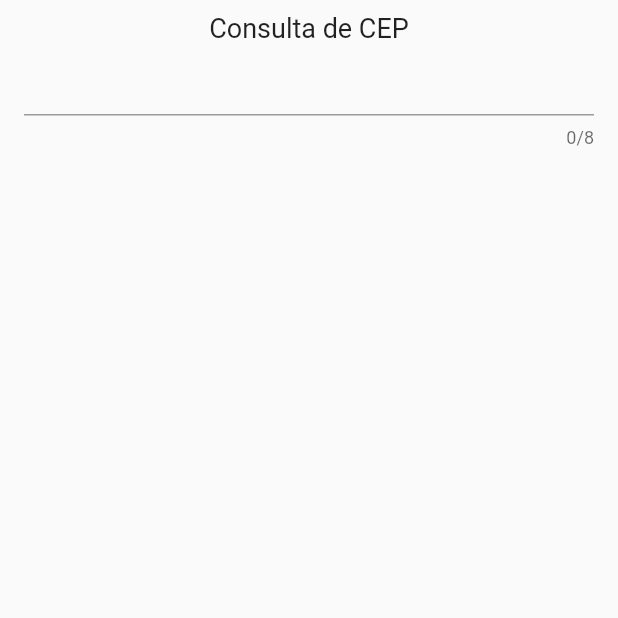
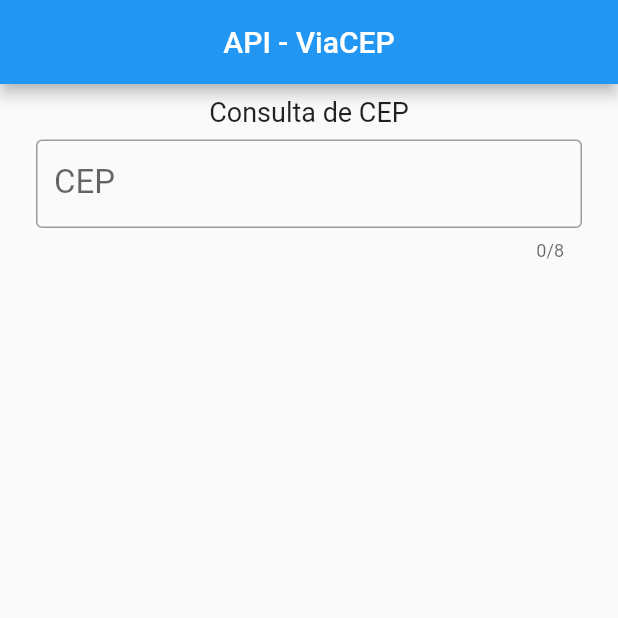
Before and after one commit to MauroAlbrecht/app-consulta-via-cep, a Flutter app: the screen it shows after launch, on a phone screen of 412 x 824 dp, the top half of it. Run offline on Flutter 3.47's test engine with Material 2 defaults, Android fonts, the phone set to English and light mode, and no system bars; our stand-ins replace google_fonts.

Commit message:
ajuste no layout

```diff
--- a/lib/pages/busca_cep_page.dart
+++ b/lib/pages/busca_cep_page.dart
@@ -21,6 +21,7 @@
   Widget build(BuildContext context) {
     return SafeArea(
       child: Scaffold(
+        appBar: AppBar(title: Text('API - ViaCEP'),centerTitle: true),
         body: Padding(
           padding: const EdgeInsets.symmetric(horizontal: 16, vertical: 8),
           child: Column(
@@ -29,7 +30,13 @@
                 'Consulta de CEP',
                 style: TextStyle(fontSize: 18),
               ),
-              TextField(
+              Padding(
+                padding: const EdgeInsets.all(8.0),
+                child: TextField(  decoration: InputDecoration(labelText: 'CEP',
+                  labelStyle: TextStyle(fontSize:  22),
+                  border: OutlineInputBorder(),
+                  hintText: 'Informe o CEP aqui',
+                ),
                   keyboardType: TextInputType.number,
                   maxLength: 8,
                   controller: cepController,
@@ -38,6 +45,7 @@
                       loading = true;
                     });
                     var cep = val.replaceAll(RegExp('r[^0-9]'), '');
+                    viaCepModel = ViaCepModel();
                     if (cep.trim().length == 8) {
                         viaCepModel = await viaCepRepository.consultarCEP(cep);
                     }
@@ -46,6 +54,7 @@
                       loading = false;
                     });
                   },
+                ),
               ),
               const SizedBox(
                 height: 50,
```
Lines whose indentation alone changed are shown as unchanged.
